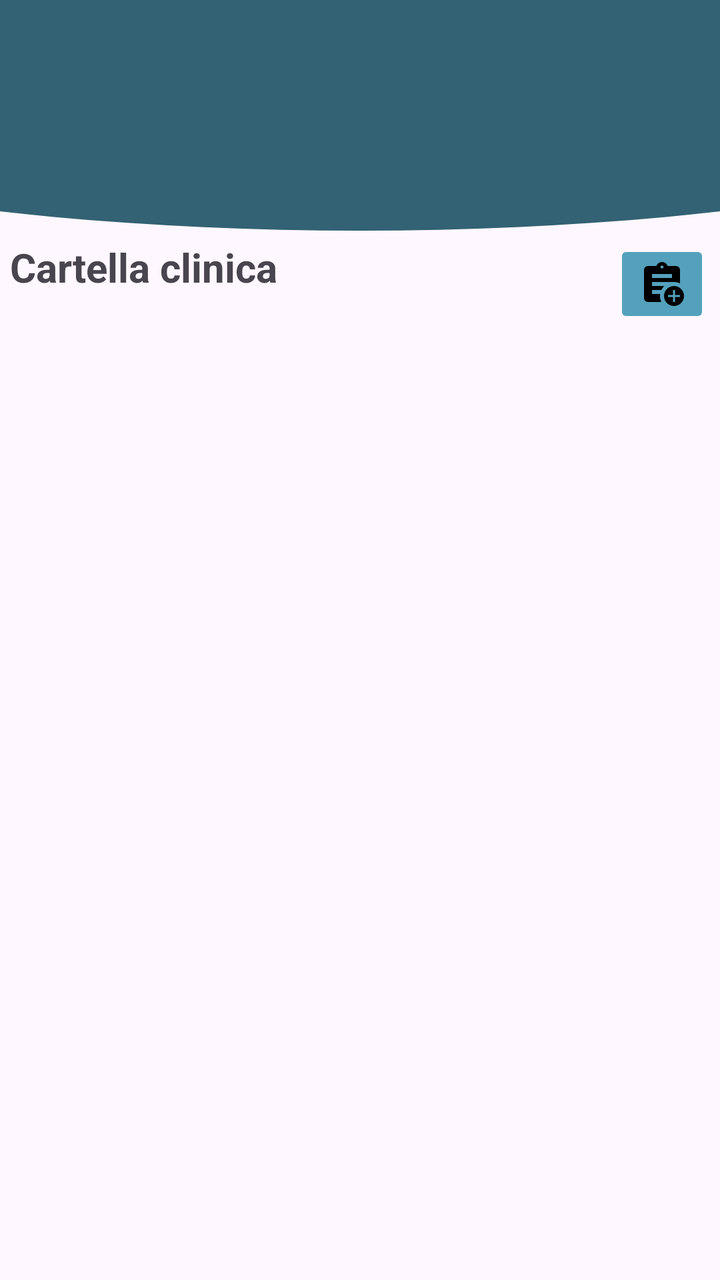
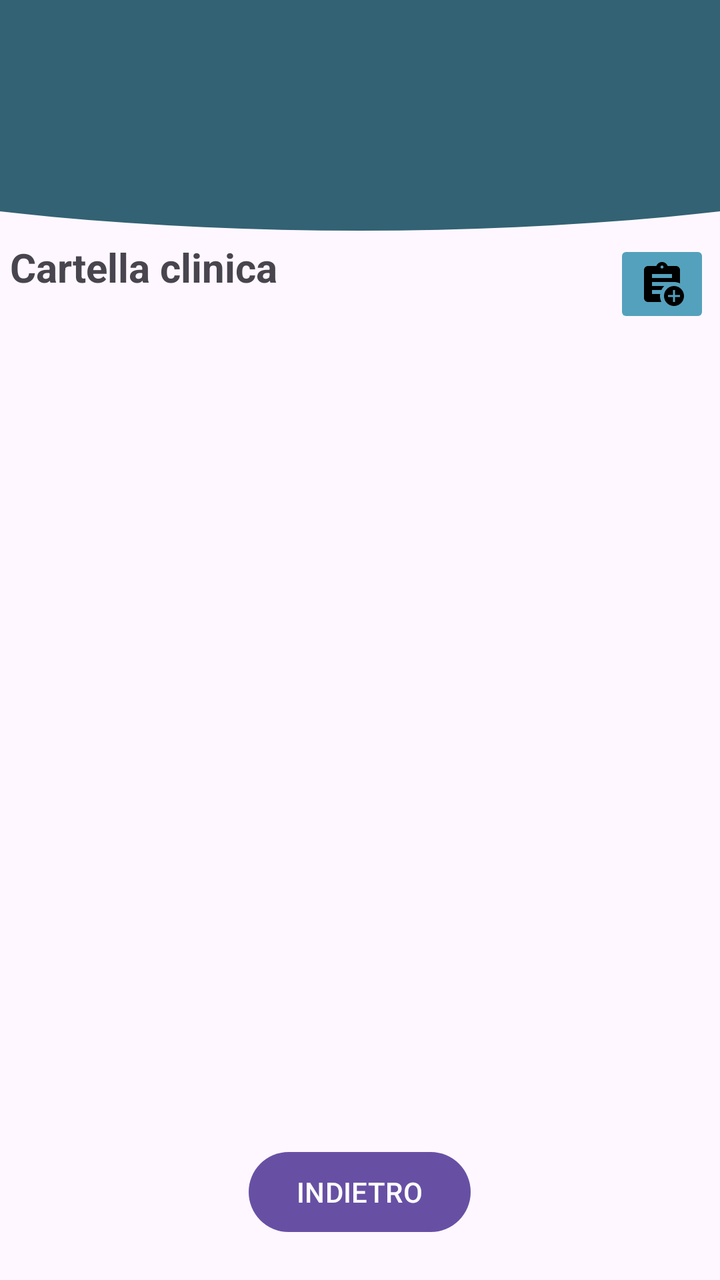

The first picture is an Android layout as it rendered before a commit; the second is the same layout after the commit. The layout source and the unified diff follow.
<!-- AndroidManifest.xml: application theme Theme.AppPet -->
<!-- res/layout/activity_cartella_clinica.xml -->
<?xml version="1.0" encoding="utf-8"?>
<RelativeLayout xmlns:android="http://schemas.android.com/apk/res/android"
    xmlns:app="http://schemas.android.com/apk/res-auto"
    xmlns:tools="http://schemas.android.com/tools"
    android:id="@+id/main"
    android:layout_width="match_parent"
    android:layout_height="match_parent">


    <FrameLayout
        android:id="@+id/header_home"
        android:layout_width="match_parent"
        android:layout_height="120dp"
        android:layout_gravity="top">

        <ImageView
            android:id="@+id/Pippo"
            android:layout_width="800dp"
            android:layout_height="180dp"
            android:layout_gravity="center"
            android:layout_marginTop="-35dp"
            android:src="@drawable/cricle_1" />

    </FrameLayout>

    
    
    <LinearLayout
        android:layout_width="350dp"
        android:layout_height="wrap_content"
        android:orientation="vertical"
        android:layout_below="@id/header_home"
        android:layout_centerHorizontal="true">

        <RelativeLayout
            android:layout_width="match_parent"
            android:layout_height="wrap_content">

        <TextView
            android:layout_width="350dp"
            android:layout_height="wrap_content"
            android:text="Cartella clinica"
            android:textSize="20sp"
            android:textStyle="bold"/>


        <ImageButton
            android:id="@+id/add_Data"
            android:layout_width="wrap_content"
            android:layout_height="wrap_content"
            android:src="@drawable/add_clinic_data"
            android:layout_alignParentRight="true"
            android:backgroundTint="@color/lightblue"
            />

        </RelativeLayout>


        <ListView
            android:id="@+id/listaCartellaClinica"
            android:layout_width="350dp"
            android:layout_height="wrap_content"/>

    </LinearLayout>



</RelativeLayout>
<!-- resources referenced by this layout -->
<resources>
  <color name="lightblue">#54A1BD</color>
  <!-- drawable add_clinic_data (drawable) -->
  <vector xmlns:android="http://schemas.android.com/apk/res/android" android:height="24dp" android:tint="#000000" android:viewportHeight="24" android:viewportWidth="24" android:width="24dp">
        
      <path android:fillColor="@android:color/white" android:pathData="M18,13c-2.76,0 -5,2.24 -5,5s2.24,5 5,5s5,-2.24 5,-5S20.76,13 18,13zM21,18.5h-2.5V21h-1v-2.5H15v-1h2.5V15h1v2.5H21V18.5z"/>
        
      <path android:fillColor="@android:color/white" android:pathData="M11.69,15c0.36,-0.75 0.84,-1.43 1.43,-2H7v-2c0,0 10.66,0 11,0c1.07,0 2.09,0.25 3,0.69V5c0,-1.1 -0.9,-2 -2,-2h-4.18C14.4,1.84 13.3,1 12,1S9.6,1.84 9.18,3H5C3.9,3 3,3.9 3,5v14c0,1.1 0.9,2 2,2h6.69C11.25,20.09 11,19.07 11,18c0,-0.34 0.03,-0.67 0.08,-1H7v-2H11.69zM12,2.75c0.41,0 0.75,0.34 0.75,0.75c0,0.41 -0.34,0.75 -0.75,0.75s-0.75,-0.34 -0.75,-0.75C11.25,3.09 11.59,2.75 12,2.75zM7,7h10v2H7V7z"/>
      
  </vector>
  <!-- drawable cricle_1 (drawable) -->
  <?xml version="1.0" encoding="utf-8"?>
  <shape xmlns:android="http://schemas.android.com/apk/res/android"
      android:shape="oval">
  
      <solid
          android:color="@color/Blu_base"/>
  
  </shape>
  <style name="Theme.AppPet" parent="Base.Theme.AppPet" />
  <color name="Blu_base">#326273</color>
  <style name="Base.Theme.AppPet" parent="Theme.Material3.DayNight.NoActionBar">
          
          
      </style>
</resources>

<!-- the commit's change to res/layout/activity_cartella_clinica.xml (unified diff, before → after) -->
@@ -63,6 +63,15 @@
 
     </LinearLayout>
 
+    <Button
+        android:id="@+id/indietro"
+        android:layout_width="wrap_content"
+        android:layout_height="wrap_content"
+        android:layout_centerHorizontal="true"
+        android:layout_alignParentBottom="true"
+        android:layout_margin="20dp"
+        android:text="INDIETRO"/>
+
 
 
 </RelativeLayout>
